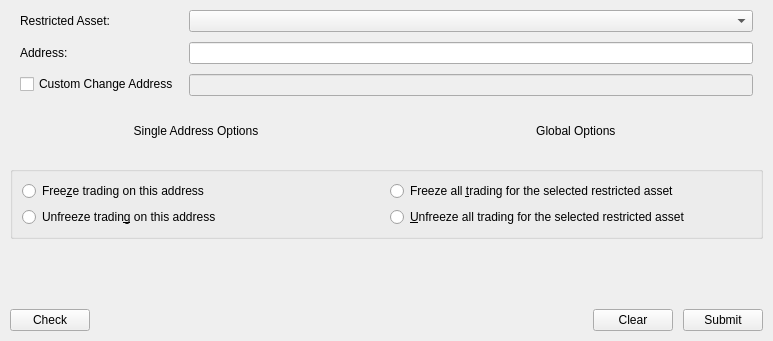
This is src/qt/forms/restrictedfreezeaddress.ui in RavenProject/Ravencoin as Qt 5 draws it before an edit. The edited form follows.
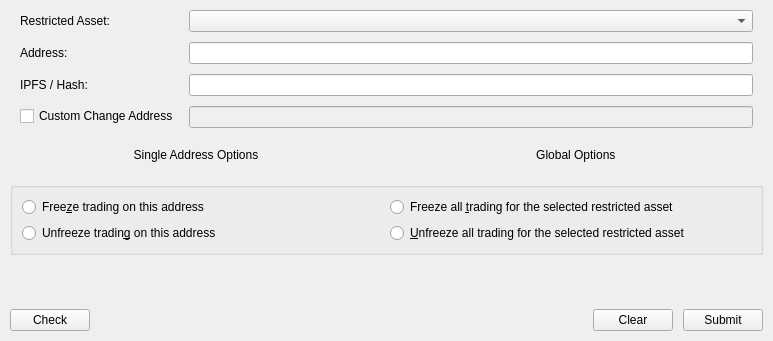
This is the edited form. Custom widgets are drawn as their Qt base class.

Commit message: Add ability to attach asset data to tag/freeze transactions

```diff
--- a/src/qt/forms/restrictedfreezeaddress.ui
+++ b/src/qt/forms/restrictedfreezeaddress.ui
@@ -64,14 +64,14 @@
        </property>
       </widget>
      </item>
-     <item row="4" column="0">
+     <item row="5" column="0">
       <widget class="QCheckBox" name="checkBoxChangeAddress">
        <property name="text">
         <string>Custom Change Address</string>
        </property>
       </widget>
      </item>
-     <item row="4" column="1">
+     <item row="5" column="1">
       <widget class="QLineEdit" name="lineEditChangeAddress">
        <property name="enabled">
         <bool>false</bool>
@@ -84,6 +84,16 @@
      <item row="1" column="1">
       <widget class="QComboBox" name="assetComboBox"/>
      </item>
+     <item row="4" column="0">
+      <widget class="QLabel" name="labelAssetData">
+       <property name="text">
+        <string>IPFS / Hash:</string>
+       </property>
+      </widget>
+     </item>
+     <item row="4" column="1">
+      <widget class="QLineEdit" name="lineEditAssetData"/>
+     </item>
     </layout>
    </item>
    <item>
```
The commit also changes 7 other files.
